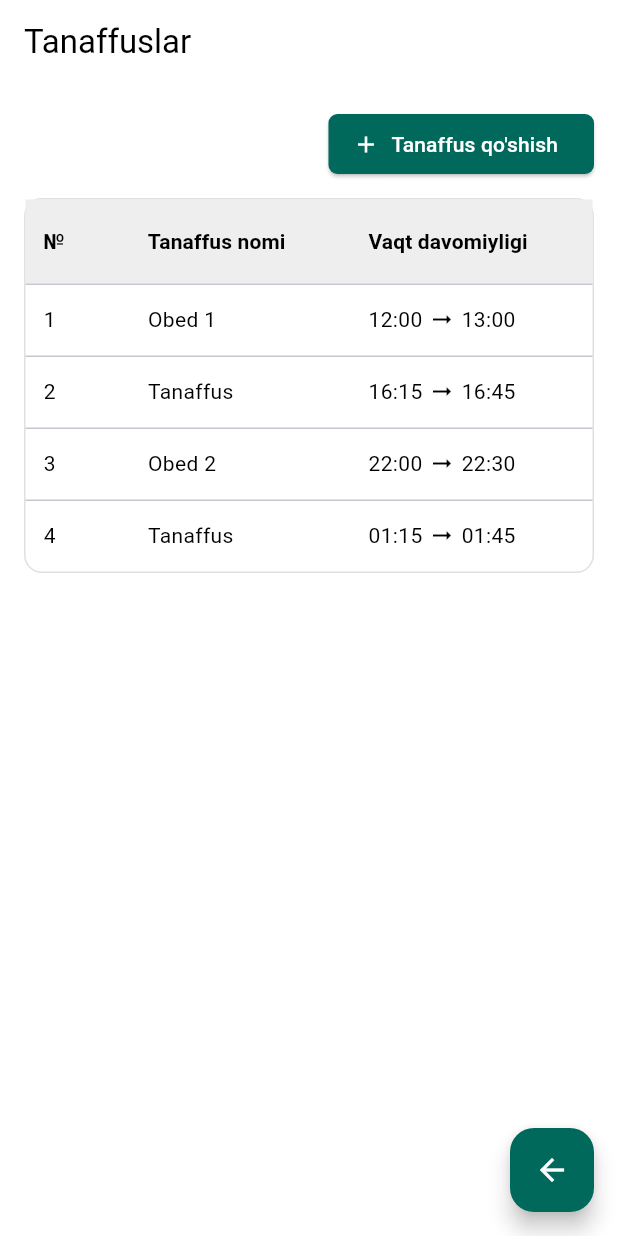
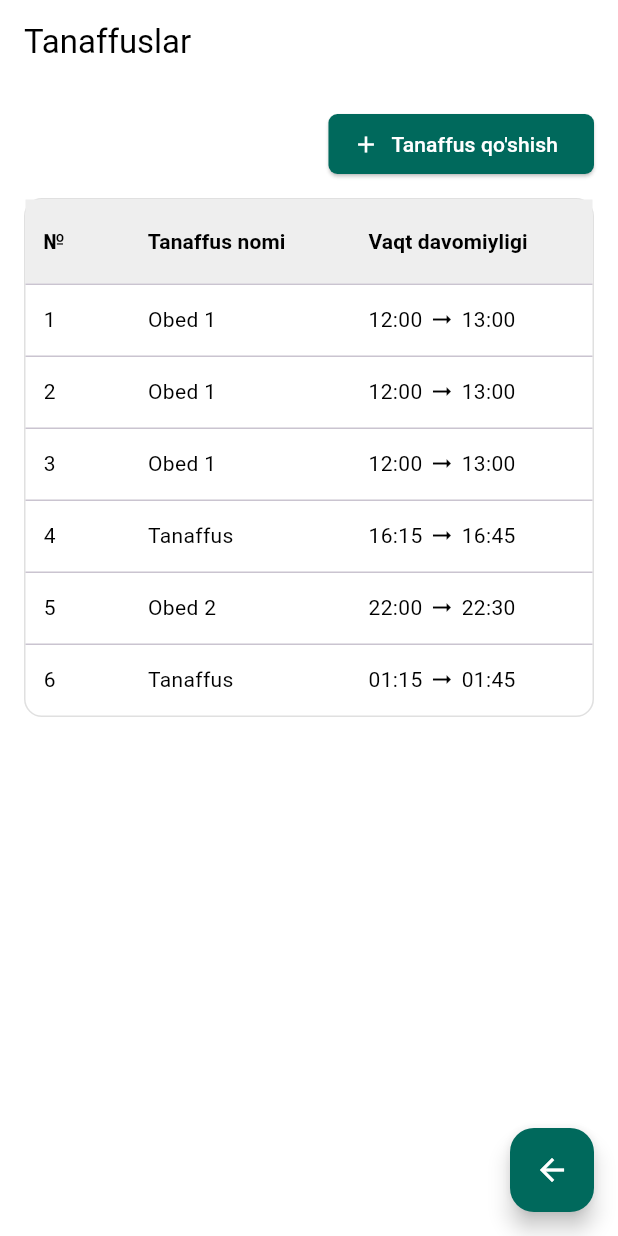
Before and after one commit to Muslima2411/flutter_figma_trial, a Flutter app: the BreaksPage screen opened directly, on a phone screen of 412 x 824 dp. Run offline on Flutter 3.47's test engine with Material 3 defaults, Android fonts, the phone set to English and light mode, and no system bars; our stand-ins replace camera, pin_code_fields; network calls fail; Roboto replaces fonts that are missing (SF Pro Display).

Commit message:
Update breaks_page.dart

```diff
--- a/lib/manager/breaks_page.dart
+++ b/lib/manager/breaks_page.dart
@@ -7,6 +7,8 @@ class BreaksPage extends StatelessWidget {
   Widget build(BuildContext context) {
     // Example break data. Replace with your real list or Bloc/Provider data.
     final List<Map<String, String>> breaks = [
+      {'name': 'Obed 1', 'start': '12:00', 'end': '13:00'},
+      {'name': 'Obed 1', 'start': '12:00', 'end': '13:00'},
       {'name': 'Obed 1', 'start': '12:00', 'end': '13:00'},
       {'name': 'Tanaffus', 'start': '16:15', 'end': '16:45'},
       {'name': 'Obed 2', 'start': '22:00', 'end': '22:30'},
```
